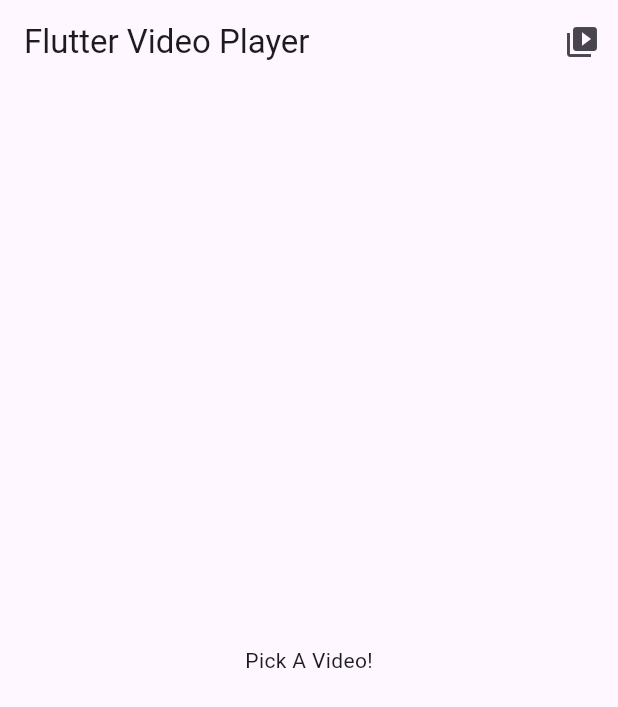
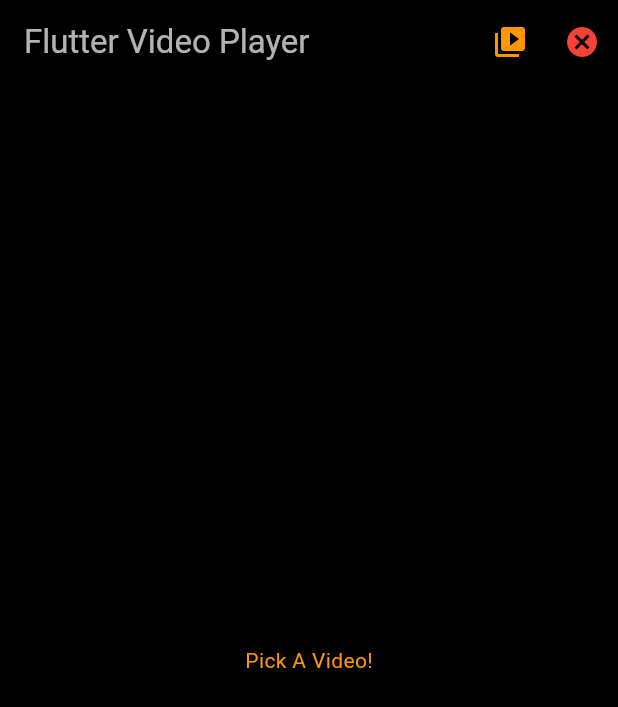
Before and after one commit to YahyaNashar22/flutter_video_player, a Flutter app: the screen it shows after launch, on a phone screen of 412 x 824 dp. Shown: the top 707 px of the screen. Run offline on Flutter 3.47's test engine with Material 3 defaults, Android fonts, the phone set to English and light mode, and no system bars; our stand-ins replace chewie, image_picker, video_player.

Commit message:
added styling

```diff
--- a/lib/video_player_screen.dart
+++ b/lib/video_player_screen.dart
@@ -48,6 +48,11 @@ class _VideoPlayerScreenState extends State<VideoPlayerScreen> {
               looping: false,
               allowFullScreen: true,
               fullScreenByDefault: false,
+              materialProgressColors: ChewieProgressColors(
+                playedColor: Colors.deepOrange,
+                handleColor: Colors.deepOrangeAccent,
+                backgroundColor: Colors.grey.withOpacity(0.3),
+              ),
             );
           });
         });
@@ -58,8 +63,15 @@ class _VideoPlayerScreenState extends State<VideoPlayerScreen> {
     showDialog(
         context: context,
         builder: (context) => AlertDialog(
-              title: const Text("Video Ended!"),
-              content: const Text("Hope you enjoyed it..."),
+              backgroundColor: Colors.black87,
+              title: const Text(
+                "Video Ended!",
+                style: TextStyle(color: Colors.white),
+              ),
+              content: const Text(
+                "Hope you enjoyed it...",
+                style: TextStyle(color: Colors.white70),
+              ),
               actions: [
                 TextButton(
                   onPressed: () {
@@ -69,7 +81,10 @@ class _VideoPlayerScreenState extends State<VideoPlayerScreen> {
                     });
                     Navigator.of(context).pop();
                   },
-                  child: const Text("Ok"),
+                  child: const Text(
+                    "Ok",
+                    style: TextStyle(color: Colors.orange),
+                  ),
                 )
               ],
             ));
@@ -86,19 +101,45 @@ class _VideoPlayerScreenState extends State<VideoPlayerScreen> {
   Widget build(BuildContext context) {
     return Scaffold(
       appBar: AppBar(
-        title: const Text("Flutter Video Player"),
+        backgroundColor: Colors.black87,
+        title: const Text(
+          "Flutter Video Player",
+          style: TextStyle(color: Colors.white70),
+        ),
         actions: [
           IconButton(
-              onPressed: _pickVideo, icon: const Icon(Icons.video_library)),
+            onPressed: _pickVideo,
+            icon: const Icon(
+              Icons.video_library,
+              color: Colors.orange,
+            ),
+          ),
+          IconButton(
+            onPressed: () {
+              setState(() {
+                _chewieController?.dispose();
+                _videoPlayerController.dispose();
+                _chewieController = null;
+              });
+            },
+            icon: const Icon(
+              Icons.cancel,
+              color: Colors.red,
+            ),
+          ),
         ],
       ),
+      backgroundColor: Colors.black,
       body: Center(
         child: _chewieController != null &&
                 _chewieController!.videoPlayerController.value.isInitialized
             ? Chewie(
                 controller: _chewieController!,
               )
-            : const Text("Pick A Video!"),
+            : const Text(
+                "Pick A Video!",
+                style: TextStyle(color: Colors.orange),
+              ),
       ),
     );
   }
```
